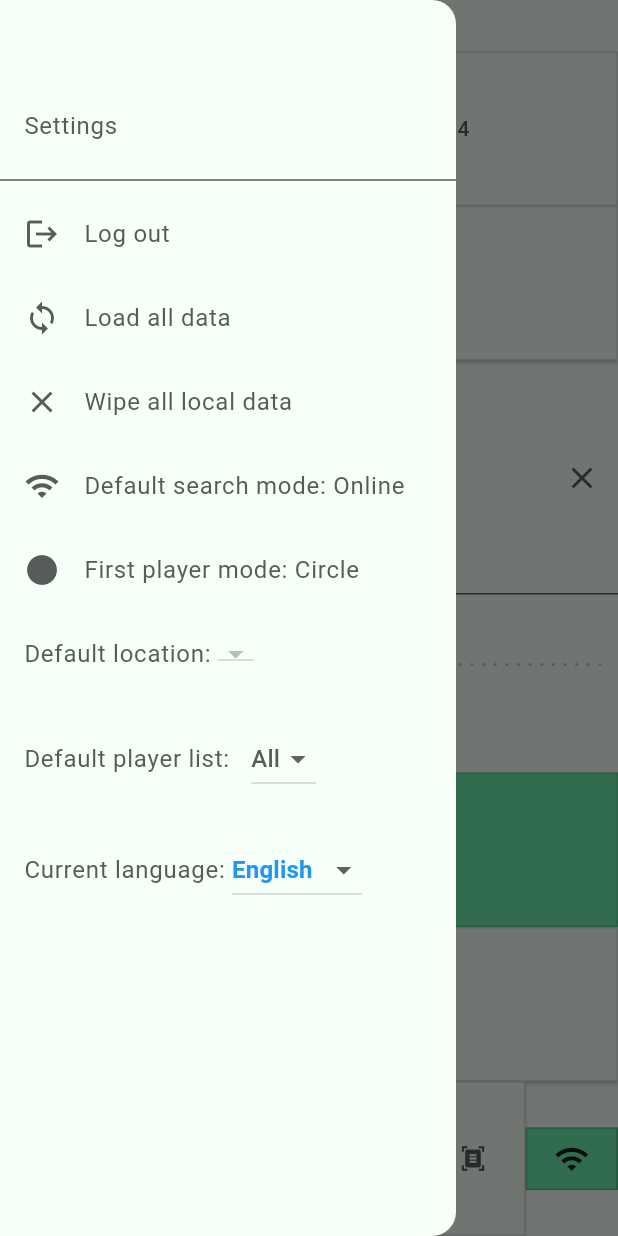
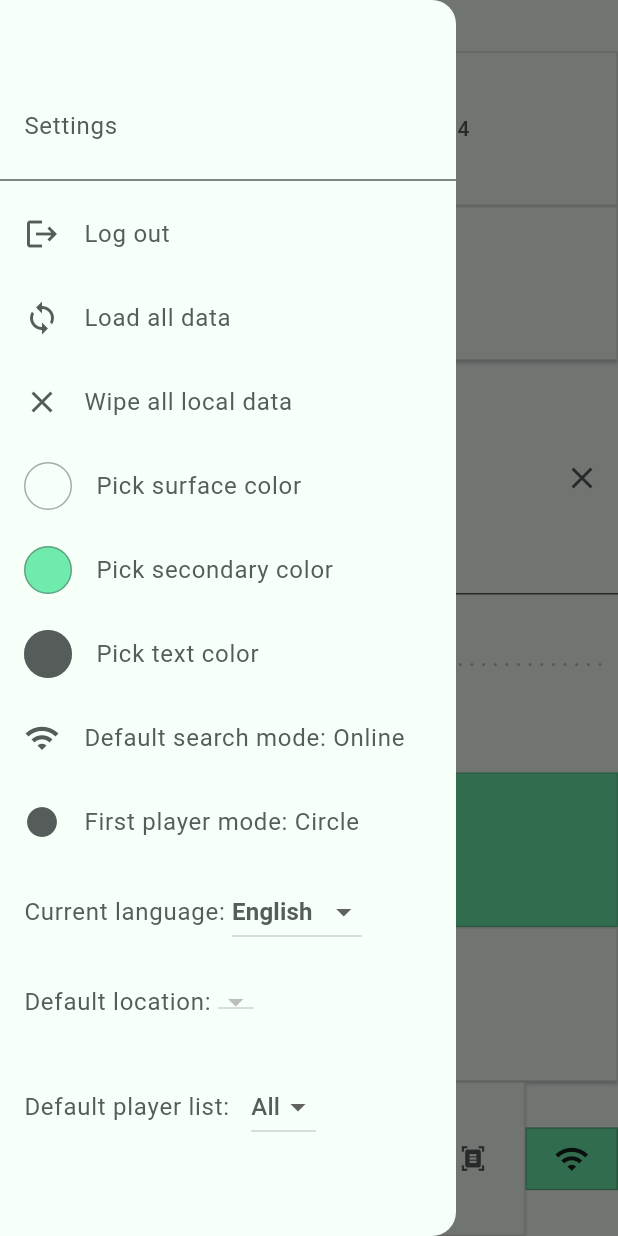
Before and after one commit to Dradass/bggSparrow-flutter, a Flutter app: the LogPage screen opened directly, with the side drawer open, on a phone screen of 412 x 824 dp. Run offline on Flutter 3.47's test engine with Material 3 defaults, Android fonts, the phone set to English and light mode, and no system bars; our stand-ins replace camera, connectivity_plus, flutter_colorpicker, flutter_secure_storage, open_file, shared_preferences and 3 more; missing offline and left inert: camera_platform_interface, encrypt, flutter_pixelmatching, requests, tutorial_coach_mark; accounts and stored records are empty; generated files the repository leaves out were written again; network calls fail; statements that could not run were skipped.

Commit message:
Colors pickers

```diff
--- a/lib/pages/log_page.dart
+++ b/lib/pages/log_page.dart
@@ -13,6 +13,10 @@ import '../task_checker.dart';
 import 'dart:developer';
 import '../globals.dart';
 import '../s.dart';
+import 'package:provider/provider.dart';
+import '../theme_manager.dart';
+
+import 'package:flutter_colorpicker/flutter_colorpicker.dart';
 
 import '../db/location_sql.dart';
 
@@ -66,6 +70,88 @@ class _LogPageState extends State<LogPage> {
     if (!backgroundLoading) {
       initDataFromServer();
     }
+  }
+
+  // void _changeColor(Color color) async {
+  //   // Обновляем глобальный цвет
+  //   main_app.secondaryColorNotifier.value = color;
+
+  //   // Сохраняем цвет в SharedPreferences
+  //   final prefs = await SharedPreferences.getInstance();
+  //   await prefs.setInt('secondaryColor', color.value);
+  // }
+  Widget _buildColorButton({
+    required BuildContext context,
+    required Color color,
+    required String tooltip,
+  }) {
+    return Padding(
+      padding: const EdgeInsets.symmetric(horizontal: 0.0),
+      child: Tooltip(
+        message: tooltip,
+        child: InkWell(
+          borderRadius: BorderRadius.circular(20),
+          child: Container(
+            width: 32,
+            height: 32,
+            decoration: BoxDecoration(
+              color: color,
+              shape: BoxShape.circle,
+              border: Border.all(
+                color: Theme.of(context).colorScheme.onSurface.withOpacity(0.5),
+                width: 1,
+              ),
+            ),
+          ),
+        ),
+      ),
+    );
+  }
+
+  void _showColorPickerDialog({
+    required String title,
+    required Color currentColor,
+    required ValueChanged<Color> onColorChanged,
+  }) {
+    Color tempColor = currentColor;
+
+    showDialog(
+      context: context,
+      builder: (BuildContext context) {
+        return AlertDialog(
+          content: SingleChildScrollView(
+            child: Column(
+              children: [
+                ColorPicker(
+                  pickerColor: currentColor,
+                  onColorChanged: (color) => tempColor = color,
+                  pickerAreaHeightPercent: 1,
+                  enableAlpha: false,
+                  displayThumbColor: true,
+                ),
+                const SizedBox(height: 16),
+                ElevatedButton(
+                  onPressed: () {
+                    onColorChanged(tempColor);
+                    Navigator.of(context).pop();
+                  },
+                  child: Text("Apply"),
+                ),
+              ],
+            ),
+          ),
+          actions: <Widget>[
+            TextButton(
+              child: Text("Reset all colors"),
+              onPressed: () {
+                Provider.of<ThemeManager>(context, listen: false).resetColors();
+                Navigator.of(context).pop();
+              },
+            ),
+          ],
+        );
+      },
+    );
   }
 
   void initDataFromServer() {
@@ -151,6 +237,7 @@ class _LogPageState extends State<LogPage> {
 
   @override
   Widget build(BuildContext context) {
+    final themeManager = Provider.of<ThemeManager>(context);
     final currentLocale = S.currentLocale;
     defaultPlayersListWrapper.updateCustomLists(context);
     return GestureDetector(
@@ -252,7 +339,56 @@ class _LogPageState extends State<LogPage> {
                 },
               ),
               ListTile(
-                leading: const Icon(Icons.wifi),
+                leading: _buildColorButton(
+                  context: context,
+                  color: themeManager.surfaceColor,
+                  tooltip: "Pick surface color",
+                ),
+                title: Text("Pick surface color"),
+                onTap: () {
+                  _showColorPickerDialog(
+                    title: "Pick surface color",
+                    currentColor: themeManager.surfaceColor,
+                    onColorChanged: (color) =>
+                        themeManager.surfaceColor = color,
+                  );
+                },
+              ),
+              ListTile(
+                leading: _buildColorButton(
+                  context: context,
+                  color: themeManager.secondaryColor,
+                  tooltip: "Pick secondary color",
+                ),
+                title: Text("Pick secondary color"),
+                onTap: () {
+                  _showColorPickerDialog(
+                    title: "Pick secondary color",
+                    currentColor: themeManager.secondaryColor,
+                    onColorChanged: (color) =>
+                        themeManager.secondaryColor = color,
+                  );
+                },
+              ),
+              ListTile(
+                leading: _buildColorButton(
+                  context: context,
+                  color: themeManager.textColor,
+                  tooltip: "Pick text color",
+                ),
+                title: Text("Pick text color"),
+                onTap: () {
+                  _showColorPickerDialog(
+                    title: "Pick text color",
+                    currentColor: themeManager.textColor,
+                    onColorChanged: (color) => themeManager.textColor = color,
+                  );
+                },
+              ),
+              ListTile(
+                leading: isOnlineSearchModeDefault
+                    ? Icon(Icons.wifi)
+                    : Icon(Icons.wifi_off),
                 title: Row(
                   children: [
                     Text(
@@ -285,6 +421,44 @@ class _LogPageState extends State<LogPage> {
                           value: simpleIndicatorMode ? "1" : "0"))
                       .then((onValue) => {setState(() {})});
                 },
+              ),
+              ListTile(
+                title: Row(
+                  children: [
+                    Text("${S.of(context).currentLanguage}: "),
+                    DropdownButton<Locale>(
+                      value: currentLocale,
+                      onChanged: (Locale? newLocale) {
+                        if (newLocale != null) {
+                          S.setLocale(newLocale);
+                        }
+                      },
+                      items: S.supportedLanguages
+                          .map((toElement) => Locale(toElement['code']))
+                          .map((Locale locale) {
+                        return DropdownMenuItem<Locale>(
+                          value: locale,
+                          child: Row(
+                            children: [
+                              Text(
+                                S.supportedLanguages.firstWhere(
+                                      (element) =>
+                                          Locale(element['code']) == locale,
+                                    )['nativeName'] ??
+                                    'English',
+                                style: TextStyle(
+                                  fontWeight: currentLocale == locale
+                                      ? FontWeight.bold
+                                      : FontWeight.normal,
+                                ),
+                              ),
+                            ],
+                          ),
+                        );
+                      }).toList(),
+                    ),
+                  ],
+                ),
               ),
               ListTile(
                 title: Row(
@@ -343,47 +517,6 @@ class _LogPageState extends State<LogPage> {
                 ),
                 onTap: null,
               ),
-              ListTile(
-                title: Row(
-                  children: [
-                    Text("${S.of(context).currentLanguage}: "),
-                    DropdownButton<Locale>(
-                      value: currentLocale,
-                      onChanged: (Locale? newLocale) {
-                        if (newLocale != null) {
-                          S.setLocale(newLocale);
-                        }
-                      },
-                      items: S.supportedLanguages
-                          .map((toElement) => Locale(toElement['code']))
-                          .map((Locale locale) {
-                        return DropdownMenuItem<Locale>(
-                          value: locale,
-                          child: Row(
-                            children: [
-                              Text(
-                                S.supportedLanguages.firstWhere(
-                                      (element) =>
-                                          Locale(element['code']) == locale,
-                                    )['nativeName'] ??
-                                    'English',
-                                style: TextStyle(
-                                  fontWeight: currentLocale == locale
-                                      ? FontWeight.bold
-                                      : FontWeight.normal,
-                                  color: currentLocale == locale
-                                      ? Colors.blue
-                                      : Colors.black,
-                                ),
-                              ),
-                            ],
-                          ),
-                        );
-                      }).toList(),
-                    ),
-                  ],
-                ),
-              ),
             ],
           ),
         ),
--- /dev/null
+++ b/lib/theme_manager.dart
@@ -0,0 +1,81 @@
+import 'package:flutter/material.dart';
+import 'package:shared_preferences/shared_preferences.dart';
+
+const String _textColorParamName = 'textColor';
+const String _surfaceColorParamName = 'surfaceColor';
+const String _secondaryColorParamName = 'secondaryColor';
+
+class ThemeManager extends ChangeNotifier {
+  static late ThemeManager _instance;
+  Color _textColor;
+  Color _secondaryColor;
+  Color _surfaceColor;
+
+  ThemeManager(this._textColor, this._secondaryColor, this._surfaceColor);
+
+  factory ThemeManager.instance() => _instance;
+
+  static Future<void> initialize() async {
+    final prefs = await SharedPreferences.getInstance();
+
+    _instance = ThemeManager(
+        _getColor(
+            prefs, _textColorParamName, const Color.fromARGB(255, 85, 92, 89)),
+        _getColor(prefs, _secondaryColorParamName,
+            const Color.fromARGB(255, 110, 235, 173)),
+        _getColor(prefs, _surfaceColorParamName,
+            const Color.fromARGB(255, 247, 255, 249)));
+  }
+
+  static Color _getColor(
+      SharedPreferences prefs, String key, Color defaultColor) {
+    final savedColor = prefs.getInt(key);
+    return savedColor != null ? Color(savedColor) : defaultColor;
+  }
+
+  Color get textColor => _textColor;
+  Color get secondaryColor => _secondaryColor;
+  Color get surfaceColor => _surfaceColor;
+
+  set textColor(Color color) =>
+      _updateColor(_textColorParamName, color, _textColor);
+  set secondaryColor(Color color) =>
+      _updateColor(_secondaryColorParamName, color, _secondaryColor);
+  set surfaceColor(Color color) =>
+      _updateColor(_surfaceColorParamName, color, _surfaceColor);
+
+  void _updateColor(String key, Color newColor, Color currentColor) {
+    if (newColor == currentColor) return;
+
+    switch (key) {
+      case _textColorParamName:
+        _textColor = newColor;
+        break;
+      case _secondaryColorParamName:
+        _secondaryColor = newColor;
+        break;
+      case _surfaceColorParamName:
+        _surfaceColor = newColor;
+        break;
+    }
+
+    _saveColor(key, newColor.value);
+    notifyListeners();
+  }
+
+  Future<void> _saveColor(String key, int value) async {
+    final prefs = await SharedPreferences.getInstance();
+    await prefs.setInt(key, value);
+  }
+
+  Future<void> resetColors() async {
+    textColor = const Color.fromARGB(255, 85, 92, 89);
+    secondaryColor = const Color.fromARGB(255, 110, 235, 173);
+    surfaceColor = const Color.fromARGB(255, 247, 255, 249);
+
+    final prefs = await SharedPreferences.getInstance();
+    await prefs.remove(_textColorParamName);
+    await prefs.remove(_secondaryColorParamName);
+    await prefs.remove(_surfaceColorParamName);
+  }
+}
--- a/pubspec.yaml
+++ b/pubspec.yaml
@@ -57,6 +57,8 @@ dependencies:
   xml: ^6.1.0
   tutorial_coach_mark: ^1.3.0
   shared_preferences: ^2.2.2
+  flutter_colorpicker: ^1.1.0
+  provider: ^6.1.5
 
 dependency_overrides:
   camera_android:
```
Also changed, not shown: lib/main.dart (+33 -19 lines), pubspec.lock.
